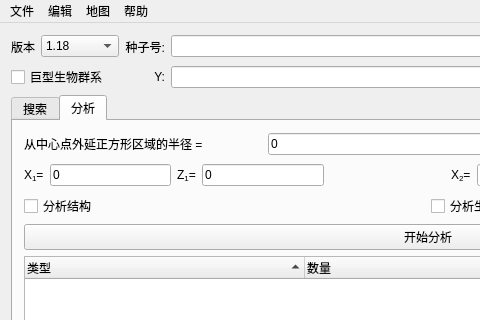
The window that src/mainwindow.ui (Sinbing/cubiomes-viewer) describes before a commit, drawn with Qt 5; both pictures show x 0 to 480 and y 0 to 320 of the 1280 by 800 pixel window.
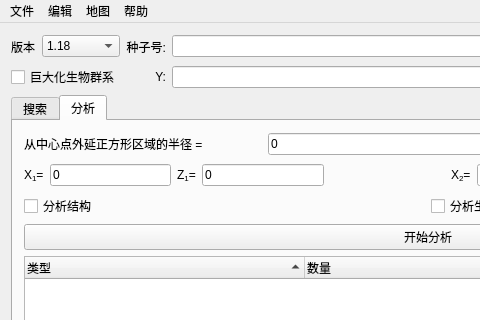
The same window after the commit. Icons and pictures are not drawn. Custom widgets are drawn as their Qt base class.

Commit message: 更新ReadMe

```diff
--- a/src/mainwindow.ui
+++ b/src/mainwindow.ui
@@ -223,7 +223,7 @@
           <item row="1" column="0" colspan="2">
            <widget class="QCheckBox" name="checkLarge">
             <property name="text">
-             <string>巨型生物群系</string>
+             <string>巨大化生物群系</string>
             </property>
            </widget>
           </item>
```
The commit also changes 1 other file.
